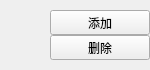
First picture: the form in sources/views/nav/nav_header.ui, repository CShisan/wx-manager, before the edit.
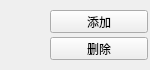
Second picture: the form after the edit.

The edit to the form file:
```diff
--- a/sources/views/nav/nav_header.ui
+++ b/sources/views/nav/nav_header.ui
@@ -66,7 +66,7 @@
    <item>
     <layout class="QVBoxLayout" name="btn_group">
      <property name="spacing">
-      <number>0</number>
+      <number>4</number>
      </property>
      <property name="leftMargin">
       <number>0</number>
@@ -75,7 +75,7 @@
       <number>10</number>
      </property>
      <property name="rightMargin">
-      <number>0</number>
+      <number>2</number>
      </property>
      <property name="bottomMargin">
       <number>10</number>
```
